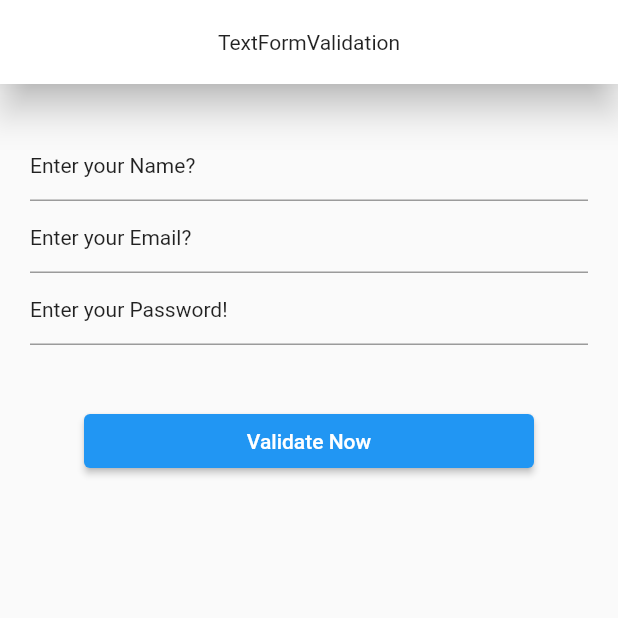
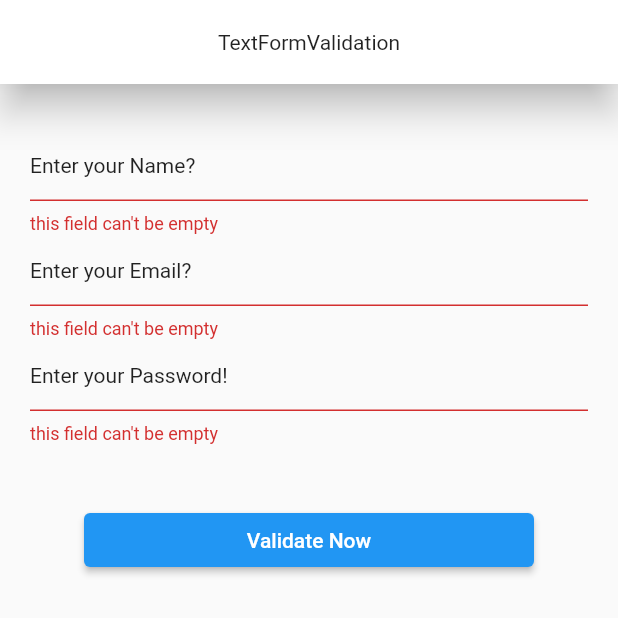
Before and after one commit to sadman-ichha/Flutter-Learing, a Flutter app: the screen it shows after launch, after a tap on "Validate Now", on a phone screen of 412 x 824 dp, the top half of it. Run offline on Flutter 3.47's test engine with Material 2 defaults, Android fonts, the phone set to English and light mode, and no system bars; our stand-ins replace auto_size_text, flutter_svg, fluttertoast, font_awesome_flutter, quickalert, rive.

Commit message:
validated

```diff
--- a/lib/TextForm_Validation/textform_validation.dart
+++ b/lib/TextForm_Validation/textform_validation.dart
@@ -1,8 +1,9 @@
+// ignore_for_file: prefer_final_fields, prefer_const_constructors, unused_field, use_key_in_widget_constructors
+
 import 'package:flutter/material.dart';
 
 class TextFormValidation extends StatelessWidget {
-  const TextFormValidation({Key? key}) : super(key: key);
-
+  final _formlKey = GlobalKey<FormState>();
   @override
   Widget build(BuildContext context) {
     return Scaffold(
@@ -13,31 +14,55 @@ class TextFormValidation extends StatelessWidget {
         title: Text("TextFormValidation",
             style: Theme.of(context).textTheme.bodyMedium),
       ),
-      body: SingleChildScrollView(
-        child: Padding(
+      body: Padding(
         padding: EdgeInsets.fromLTRB(20.0, 30.0, 20.0, 0.0),
+        child: Form(
+          key: _formlKey,
           child: Column(
             children: [
               TextFormField(
                 decoration: InputDecoration(
                   hintText: "Enter your Name?",
                   hintStyle: Theme.of(context).textTheme.bodyMedium,
-              )),
+                ),
+                validator: (value) {
+                  if (value!.isEmpty) {
+                    return "this field can't be empty";
+                  }
+                },
+              ),
               TextFormField(
                 decoration: InputDecoration(
                     hintText: "Enter your Email?",
-                hintStyle: Theme.of(context).textTheme.bodyMedium,
-              )),
+                    hintStyle: Theme.of(context).textTheme.bodyMedium),
+                validator: (value) {
+                  if (value!.isEmpty) {
+                    return "this field can't be empty";
+                  } else if (value.length < 3) {
+                    return "enter a validate email";
+                  }
+                },
+              ),
               TextFormField(
                 decoration: InputDecoration(
                     hintText: "Enter your Password!",
-                hintStyle: Theme.of(context).textTheme.bodyMedium,
-              )),
+                    hintStyle: Theme.of(context).textTheme.bodyMedium),
+                validator: (value) {
+                  if (value!.isEmpty) {
+                    return "this field can't be empty";
+                  } else if (value.length < 6) {
+                    return "password must be 6 characters";
+                  }
+                },
+              ),
               SizedBox(height: 40.0),
               SizedBox(
                   width: 300.0,
                   child: ElevatedButton(
-                      onPressed: () {}, child: Text("Validate Now"))),
+                      onPressed: () {
+                        _formlKey.currentState!.validate();
+                      },
+                      child: Text("Validate Now"))),
             ],
           ),
         ),
```
Lines whose indentation alone changed are shown as unchanged.
